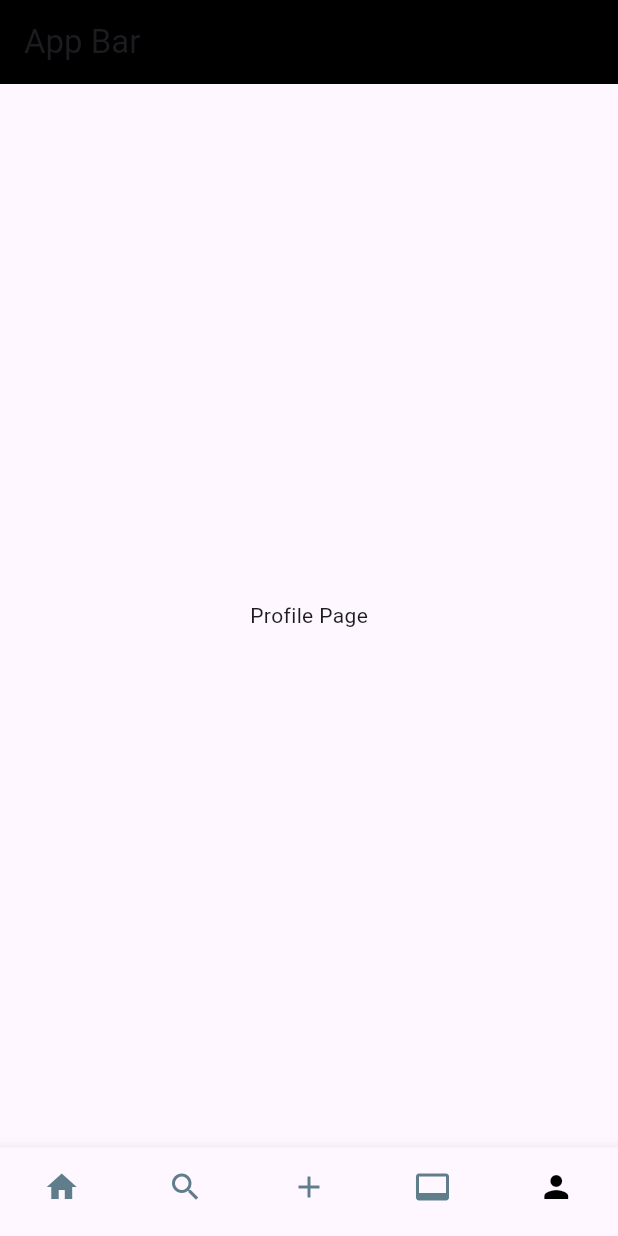
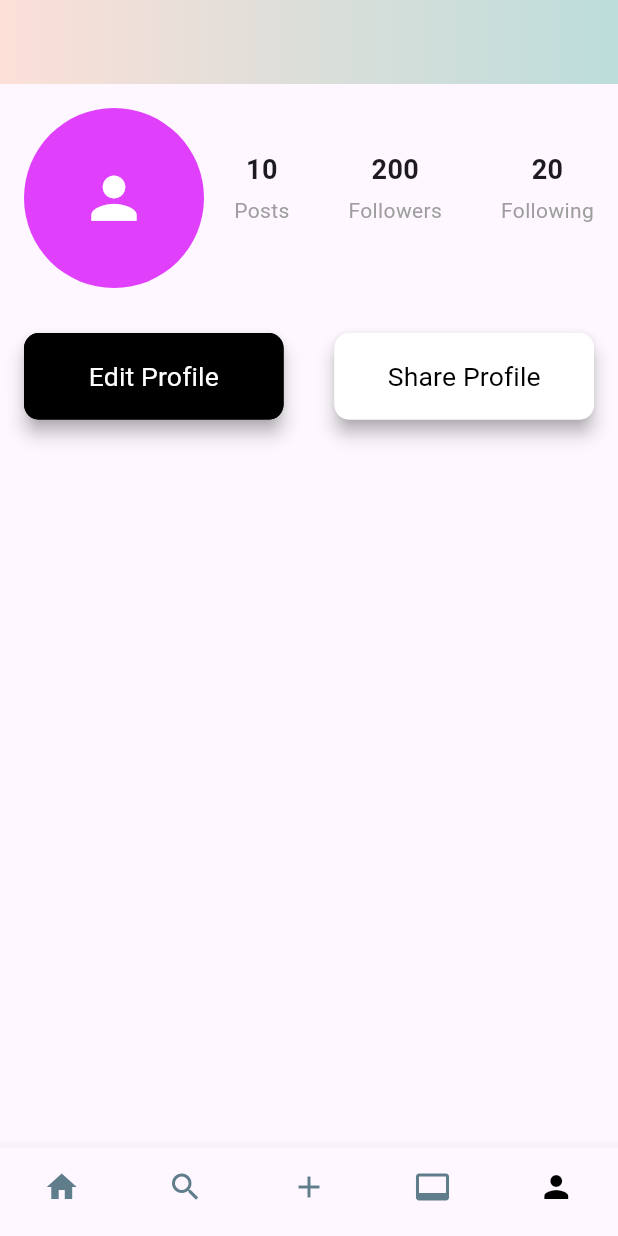
Before and after one commit to RuhmaAnwar/flutter-instagram-clone, a Flutter app: the screen it shows once a user with an empty profile is signed in, item 5 of the bottom bar chosen, on a phone screen of 412 x 824 dp. Run offline on Flutter 3.47's test engine with Material 3 defaults, Android fonts, the phone set to English and light mode, and no system bars; our stand-ins replace cloud_firestore, firebase_auth, firebase_core; accounts and stored records are empty; network calls fail.

Commit message:
Updated profile page with compact buttons

```diff
--- a/lib/custom_widgets/insta_button.dart
+++ b/lib/custom_widgets/insta_button.dart
@@ -29,14 +29,14 @@ class InstaButton extends StatelessWidget {
         // ignore: deprecated_member_use
         shadowColor: Colors.grey,
         elevation: 5, // More elevation = more 3D
-        borderRadius: BorderRadius.circular(30),
+        borderRadius: BorderRadius.circular(10),
         child: ElevatedButton(
           onPressed: onPressed,
           style: ElevatedButton.styleFrom(
             backgroundColor: isFilled ? Colors.black : Colors.white,
             foregroundColor: isFilled ? Colors.white : Colors.black,
             shape: RoundedRectangleBorder(
-              borderRadius: BorderRadius.circular(30),
+              borderRadius: BorderRadius.circular(10),
             ),
             elevation: 0, // Use PhysicalModel's elevation instead
             padding: const EdgeInsets.symmetric(vertical: 14),
--- a/lib/main_home_screen.dart
+++ b/lib/main_home_screen.dart
@@ -1,7 +1,7 @@
 import 'package:flutter/material.dart';
 
 import 'main_screens/home_page.dart';
-import 'main_screens/profile_page.dart';
+import 'main_screens/profile/profile_page.dart';
 import 'main_screens/add_post.dart';
 import 'main_screens/reels_page.dart';
 import 'main_screens/search_screen.dart';
@@ -14,7 +14,7 @@ class MainHomeScreen extends StatefulWidget {
 class _MainHomeScreenState extends State<MainHomeScreen> {
   int _selectedIndex = 0;
 
-  final List<Widget> widgetOptions = const [
+  final List<Widget> widgetOptions =  [
     HomePage(),
     SearchScreen(),
     AddPost(),
@@ -31,10 +31,6 @@ class _MainHomeScreenState extends State<MainHomeScreen> {
   @override
   Widget build(BuildContext context) {
     return Scaffold(
-      appBar: AppBar(
-        backgroundColor: Colors.black,
-        title: const Text('App Bar'),
-      ),
       body: widgetOptions.elementAt(_selectedIndex),
       bottomNavigationBar: BottomNavigationBar(
   showSelectedLabels: false, // Hide selected labels
--- a/lib/main_page.dart
+++ b/lib/main_page.dart
@@ -1,7 +1,6 @@
 import 'package:flutter/material.dart';
 import 'package:firebase_auth/firebase_auth.dart';
 import 'authentication/login_page.dart';
-import 'main_screens/home_page.dart';
 import 'main_home_screen.dart';
 
 class MainPage extends StatelessWidget {
--- /dev/null
+++ b/lib/main_screens/profile/profile_page.dart
@@ -0,0 +1,183 @@
+import 'package:flutter/material.dart';
+import 'package:cloud_firestore/cloud_firestore.dart';
+import 'package:firebase_auth/firebase_auth.dart';
+import 'package:firebase_core/firebase_core.dart';
+import 'package:flutter_instagram_clone/custom_widgets/insta_button.dart';
+
+class ProfilePage extends StatefulWidget {
+  const ProfilePage({Key? key}) : super(key: key);
+
+  @override
+  State<ProfilePage> createState() => _ProfilePageState();
+}
+
+class _ProfilePageState extends State<ProfilePage> {
+  String firstName = '';
+  String lastName = '';
+  String email = '';
+  String username = '';
+  bool isLoading = true;
+
+  @override
+  void initState() {
+    super.initState();
+    loadUserData();
+  }
+
+  Future<void> loadUserData() async {
+    await Firebase.initializeApp(); // Ensure Firebase is initialized
+    String? userUID = FirebaseAuth.instance.currentUser?.uid;
+    if (userUID != null) {
+      try {
+        DocumentSnapshot userDoc = await FirebaseFirestore.instance
+            .collection('users')
+            .doc(userUID)
+            .get();
+
+        if (userDoc.exists) {
+          setState(() {
+            firstName = userDoc['First Name'];
+            lastName = userDoc['Last Name'];
+            email = userDoc['email'];
+            username = userDoc['Username'];
+            isLoading = false;
+          });
+        } else {
+          print("No user document found.");
+        }
+      } catch (e) {
+        print("Error fetching user data: $e");
+      }
+    } else {
+      print("User not logged in");
+    }
+  }
+
+  @override
+  Widget build(BuildContext context) {
+    final screenWidth = MediaQuery.of(context).size.width;
+    final screenHeight = MediaQuery.of(context).size.height;
+    double buttonWidth = screenWidth * 0.42;
+    double buttonHeight = screenHeight * 0.070;
+
+    return Scaffold(
+      appBar: AppBar(
+        backgroundColor: Colors.transparent,
+        elevation: 0,
+        flexibleSpace: Container(
+          padding: const EdgeInsets.symmetric(horizontal: 16),
+          decoration: const BoxDecoration(
+            gradient: LinearGradient(
+              colors: [
+                Color.fromARGB(255, 252, 224, 216),
+                Color.fromARGB(255, 188, 221, 219),
+              ],
+              begin: Alignment.topLeft,
+              end: Alignment.topRight,
+            ),
+          ),
+          child: SafeArea(
+            child: Align(
+              alignment: Alignment.centerLeft,
+              child: Text(
+                username,
+                style: const TextStyle(
+                  fontSize: 22,
+                  fontWeight: FontWeight.w600,
+                  color: Colors.black,
+                ),
+              ),
+            ),
+          ),
+        ),
+      ),
+      body: isLoading
+          ? const Center(child: CircularProgressIndicator())
+          : Padding(
+              padding: const EdgeInsets.all(16.0),
+              child: Column(
+                children: [
+                  Row(
+                    crossAxisAlignment: CrossAxisAlignment.start,
+                    children: [
+                      const CircleAvatar(
+                        radius: 60,
+                        backgroundColor: Colors.purpleAccent,
+                        child: Icon(Icons.person, size: 45, color: Colors.white),
+                      ),
+                      const SizedBox(width: 20),
+                      Expanded(
+                        child: Column(
+                          crossAxisAlignment: CrossAxisAlignment.start,
+                          children: [
+                            Text(
+                              '$firstName $lastName',
+                              style: const TextStyle(
+                                fontSize: 16,
+                                fontWeight: FontWeight.bold,
+                              ),
+                            ),
+                            const SizedBox(height: 5),
+                            Row(
+                              mainAxisAlignment: MainAxisAlignment.spaceBetween,
+                              children: [
+                                _buildStatColumn("10", "Posts"),
+                                _buildStatColumn("200", "Followers"),
+                                _buildStatColumn("20", "Following"),
+                              ],
+                            ),
+                          ],
+                        ),
+                      ),
+                    ],
+                  ),
+                  const SizedBox(height: 30),
+                  Row(
+                    mainAxisAlignment: MainAxisAlignment.spaceBetween,
+                    children: [
+                      SizedBox(
+                        width: buttonWidth,
+                        height: buttonHeight,
+                        child: InstaButton(
+                          text: 'Edit Profile',
+                          isFilled: true,
+                          onPressed: () {
+                            print('Edit Profile Clicked');
+                          },
+                        ),
+                      ),
+                      SizedBox(
+                        width: buttonWidth,
+                        height: buttonHeight,
+                        child: InstaButton(
+                          text: 'Share Profile',
+                          isFilled: false,
+                          onPressed: () {
+                            print('Share Profile Clicked');
+                          },
+                        ),
+                      ),
+                    ],
+                  ),
+                ],
+              ),
+            ),
+    );
+  }
+
+  Widget _buildStatColumn(String count, String label) {
+    return Column(
+      children: [
+        Text(
+          count,
+          style: const TextStyle(fontSize: 18, fontWeight: FontWeight.bold),
+        ),
+        const SizedBox(height: 4),
+        Text(
+          label,
+          style: const TextStyle(fontSize: 14, color: Colors.grey),
+        ),
+      ],
+    );
+  }
+}
--- a/lib/main_screens/profile_page.dart
+++ /dev/null
@@ -1,19 +0,0 @@
-import 'package:flutter/material.dart';
-
-class ProfilePage extends StatefulWidget {
-  const ProfilePage({super.key});
-
-  @override
-  State<ProfilePage> createState() => _ProfilePageState();
-}
-
-class _ProfilePageState extends State<ProfilePage> {
-  @override
-  Widget build(BuildContext context) {
-    return Scaffold(
-      body: Center(
-        child: const Text('Profile Page', style: TextStyle(fontSize: 14)),
-      ),
-    );
-  }
-}
--- a/pubspec.yaml
+++ b/pubspec.yaml
@@ -36,6 +36,7 @@ dependencies:
   cupertino_icons: ^1.0.8
   firebase_core: ^3.12.1
   firebase_auth: ^5.5.1
+  cloud_firestore: ^5.6.6
 
 dev_dependencies:
   flutter_test:
```
Also changed, not shown: pubspec.lock, 4 other files.
